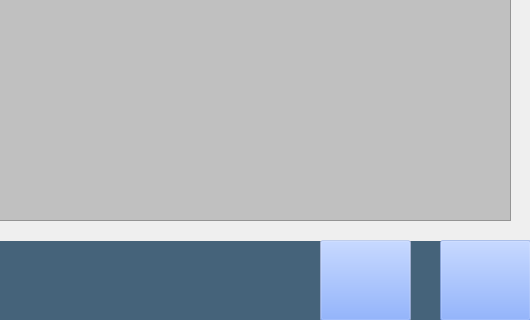
This is mainwindow.ui in ATG-cmd/ATG-VA as Qt 5 draws it before an edit; both pictures show x 670 to 1200 and y 280 to 600 of the 1200 by 600 pixel window. The edited form follows.
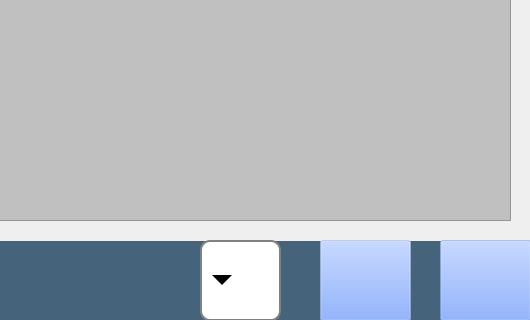
This is the edited form. Icons and pictures are not drawn.

```diff
--- a/mainwindow.ui
+++ b/mainwindow.ui
@@ -5184,6 +5184,119 @@
      </property>
     </item>
    </widget>
+   <widget class="QComboBox" name="SelecTank">
+    <property name="enabled">
+     <bool>true</bool>
+    </property>
+    <property name="geometry">
+     <rect>
+      <x>870</x>
+      <y>520</y>
+      <width>81</width>
+      <height>81</height>
+     </rect>
+    </property>
+    <property name="font">
+     <font>
+      <pointsize>36</pointsize>
+      <weight>75</weight>
+      <italic>true</italic>
+      <bold>true</bold>
+     </font>
+    </property>
+    <property name="mouseTracking">
+     <bool>false</bool>
+    </property>
+    <property name="tabletTracking">
+     <bool>false</bool>
+    </property>
+    <property name="statusTip">
+     <string/>
+    </property>
+    <property name="whatsThis">
+     <string/>
+    </property>
+    <property name="accessibleDescription">
+     <string/>
+    </property>
+    <property name="layoutDirection">
+     <enum>Qt::RightToLeft</enum>
+    </property>
+    <property name="autoFillBackground">
+     <bool>false</bool>
+    </property>
+    <property name="styleSheet">
+     <string notr="true">border-radius: 40px;
+border: 4px solid  gray ;
+background-color: qlineargradient(spread:pad, x1:0, y1:0, x2:0, y2:1, stop:0 white, stop:0.33 white, stop:0.34 white, stop:0.66 white, stop:0.67 rgba(255, 255, 0, 255), stop:1 rgba(255, 255, 0, 255));
+
+QComboBox::down-arrow {
+margin: 5px 0px 0px 0px;  
+  width: 0;
+  height: 0;
+  /*border: 2px solid #000;*/
+  border-top: 10px solid transparent;
+  border-right: 10px solid transparent;
+  border-bottom: 5px solid transparent;
+  border-left: 10px  solid transparent;
+}
+QComboBox::drop-down {
+    width: 40px
+	background-color:white;
+}</string>
+    </property>
+    <property name="editable">
+     <bool>false</bool>
+    </property>
+    <property name="frame">
+     <bool>true</bool>
+    </property>
+    <item>
+     <property name="text">
+      <string/>
+     </property>
+    </item>
+    <item>
+     <property name="text">
+      <string>1</string>
+     </property>
+    </item>
+    <item>
+     <property name="text">
+      <string>2</string>
+     </property>
+    </item>
+    <item>
+     <property name="text">
+      <string>3</string>
+     </property>
+    </item>
+    <item>
+     <property name="text">
+      <string>4</string>
+     </property>
+    </item>
+    <item>
+     <property name="text">
+      <string>5</string>
+     </property>
+    </item>
+    <item>
+     <property name="text">
+      <string>6</string>
+     </property>
+    </item>
+    <item>
+     <property name="text">
+      <string>7</string>
+     </property>
+    </item>
+    <item>
+     <property name="text">
+      <string>8</string>
+     </property>
+    </item>
+   </widget>
    <zorder>Lab_Titulo</zorder>
    <zorder>btn_menu</zorder>
    <zorder>stackedWidget</zorder>
@@ -5193,6 +5306,7 @@
    <zorder>Btn_Guardar</zorder>
    <zorder>Btn_user</zorder>
    <zorder>ComboSeleccion</zorder>
+   <zorder>SelecTank</zorder>
   </widget>
  </widget>
  <resources>
```
